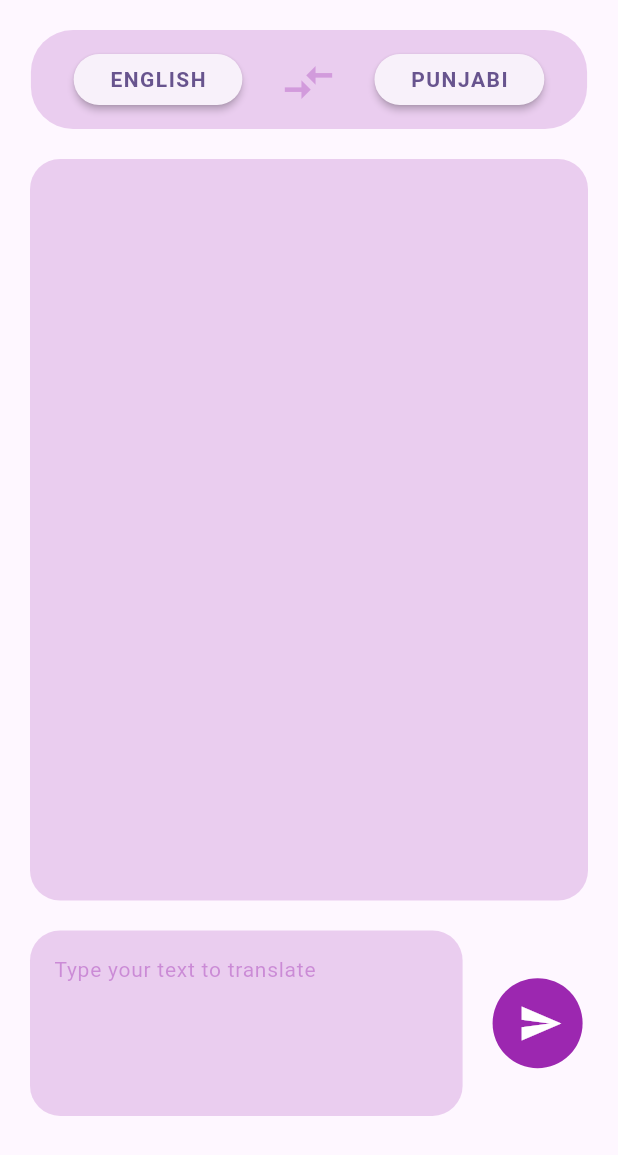
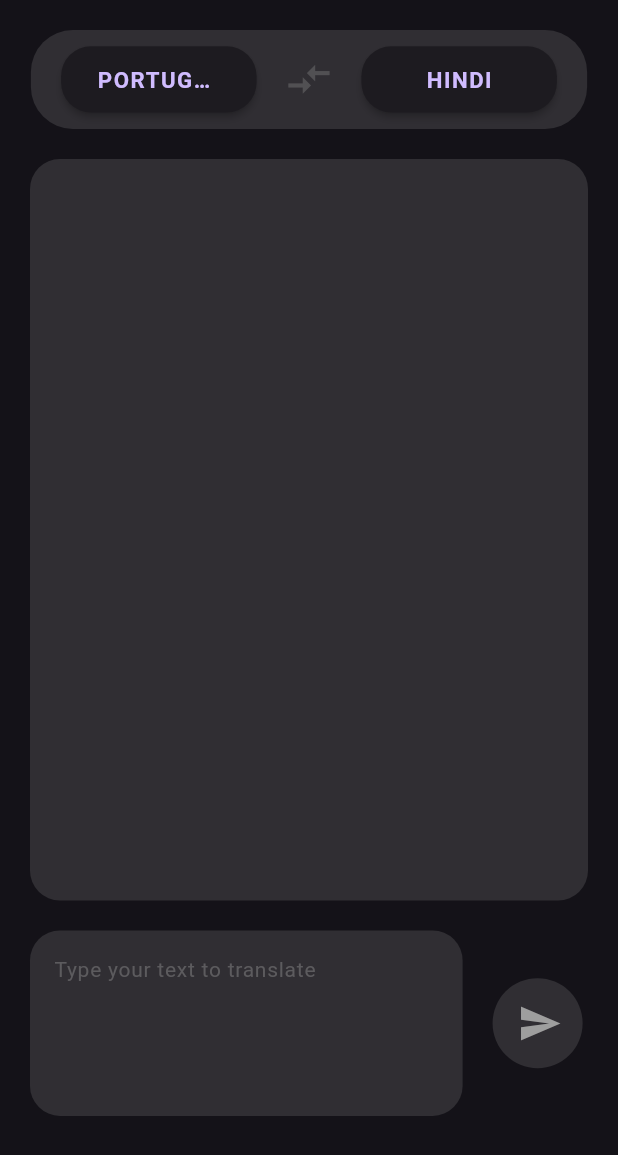
Before and after one commit to rareskin-vr/Polyglot, a Flutter app: the screen it shows after launch, after a tap on the "send" icon, on a phone screen of 412 x 824 dp. Shown: the top 1155 px of the screen. Run offline on Flutter 3.47's test engine with Material 3 defaults, Android fonts, the phone set to English and light mode, and no system bars.

Commit message:
Structure the coded

```diff
--- /dev/null
+++ b/frontend_module/lib/data_model/message_data.dart
@@ -0,0 +1,20 @@
+enum UserType { user, translation }
+
+class MessageData {
+  UserType user;
+  String message;
+
+  MessageData({
+    required this.user,
+    required this.message,
+  });
+
+  String get userLabel {
+    switch (user) {
+      case UserType.user:
+        return 'User Input :';
+      case UserType.translation:
+        return 'Translation :';
+    }
+  }
+}
--- /dev/null
+++ b/frontend_module/lib/data_model/supported_language.dart
@@ -0,0 +1,18 @@
+class Language {
+  final String name; // The language name
+  final String code; // The language code
+
+  Language({
+    required this.name,
+    required this.code,
+  });
+}
+
+final List<Language> supportedLanguages = [
+  Language(name: 'English', code: 'en'),
+  Language(name: 'Spanish', code: 'es'),
+  Language(name: 'French', code: 'fr'),
+  Language(name: 'German', code: 'de'),
+  Language(name: 'Chinese', code: 'zh'),
+  Language(name: 'Hindi', code: 'hi'),
+];
--- /dev/null
+++ b/frontend_module/lib/helper/homepage_widget.dart
@@ -0,0 +1,109 @@
+import 'package:flutter/material.dart';
+import "../data_model/message_data.dart";
+import '../data_model/supported_language.dart';
+
+class MessageHelper {
+  static void showLanguageDialog(BuildContext context,
+      Function(Language) onLanguageSelected, UserType user) {
+    showDialog(
+      context: context,
+      builder: (BuildContext context) {
+        return SimpleDialog(
+          title: Text(
+              user == UserType.user ? 'Select a Language' : 'Translate to :'),
+          children: supportedLanguages.map((language) {
+            return SimpleDialogOption(
+              onPressed: () {
+                onLanguageSelected(language);
+                Navigator.pop(context);
+              },
+              child: Text(language.name),
+            );
+          }).toList(),
+        );
+      },
+    );
+  }
+
+  static Future<String> fetchTranslation(String originalMessage) async {
+    // Simulate a delay and translation result
+    await Future.delayed(const Duration(seconds: 1));
+    return 'Translated message in $originalMessage';
+  }
+
+  // Add user message and handle translation
+  static Future<void> addMessage({
+    required BuildContext context,
+    required TextEditingController controller,
+    required ScrollController scrollController,
+    required List<MessageData> messages,
+    required Function(List<MessageData>, bool) updateState,
+    required List<Language> selectedLanguage,
+  }) async {
+    FocusScope.of(context).unfocus();
+    if (controller.text.isNotEmpty) {
+      String originalMessage = controller.text;
+      MessageData request =
+          MessageData(user: UserType.user, message: controller.text);
+      controller.clear(); // Clear the TextField
+
+      // Lock the UI by marking it as loading
+      messages.add(request);
+      updateState(messages, true);
+
+      // Scroll to the bottom
+      await Future.delayed(const Duration(milliseconds: 100));
+      scrollController.jumpTo(scrollController.position.maxScrollExtent);
+
+      // Simulate the translation process
+      String translatedMessage = await fetchTranslation(originalMessage);
+      MessageData response =
+          MessageData(user: UserType.translation, message: translatedMessage);
+
+      // Update the state with the translated message and unlock UI
+      messages.add(response);
+      updateState(messages, false);
+
+      await Future.delayed(const Duration(milliseconds: 100));
+      scrollController.jumpTo(scrollController.position.maxScrollExtent);
+    }
+  }
+
+  static Widget buildLanguageSelectionButton(
+      BuildContext context,
+      UserType user,
+      Language selectedLanguage,
+      Function(Language) onLanguageSelected) {
+    return ElevatedButton(
+      onPressed: () {
+        MessageHelper.showLanguageDialog(
+          context,
+          (selectedLanguage) {
+            onLanguageSelected(
+                selectedLanguage);
+          },
+          user,
+        );
+      },
+      style: ElevatedButton.styleFrom(
+        shape: RoundedRectangleBorder(
+          borderRadius: BorderRadius.circular(20), // Rounded corners
+        ),
+        elevation: 2,
+      ),
+      child: SizedBox(width:MediaQuery.of(context).size.width *0.2 ,
+        child: Center(
+          child: Text(
+            selectedLanguage.name.toUpperCase(), // Display selected language
+            style: TextStyle(
+              fontWeight: FontWeight.bold,
+              letterSpacing: 1,
+              fontSize: MediaQuery.of(context).size.width *0.036,
+                overflow: TextOverflow.ellipsis
+            ),
+          ),
+        ),
+      ),
+    );
+  }
+}
--- a/frontend_module/lib/homepage/homepage.dart
+++ b/frontend_module/lib/homepage/homepage.dart
@@ -1,4 +1,7 @@
 import 'package:flutter/material.dart';
+import 'package:frontend_module/data_model/supported_language.dart';
+import '../data_model/message_data.dart';
+import '../helper/homepage_widget.dart';
 
 class Homepage extends StatefulWidget {
   const Homepage({super.key});
@@ -7,62 +10,19 @@ class Homepage extends StatefulWidget {
   State<Homepage> createState() => _HomepageState();
 }
 
-class ListData {
-  String user;
-  String message;
+class _HomepageState extends State<Homepage> {
+  final TextEditingController _controller = TextEditingController();
+  List<MessageData> _messages = [];
+  final ScrollController _scrollController = ScrollController();
+  bool _isLoading = false;
+  Language _selectedLanguage = Language(name: 'Portuguese', code: 'en');
+  Language _translationLanguage = Language(name: 'Hindi', code: 'hi');
 
-  ListData({
-    required this.user,
-    required this.message,
+  void _updateState(List<MessageData> messages, bool isLoading) {
+    setState(() {
+      _messages = messages;
+      _isLoading = isLoading;
     });
-}
-
-class _HomepageState extends State<Homepage> {
-  final TextEditingController _controller =
-      TextEditingController(); // Controller for the TextField
-  final List<ListData> _messages = []; // List to hold the messages
-  final ScrollController _scrollController =
-      ScrollController(); // Controller for the ListView
-  bool _isLoading = false; // State variable to track loading status
-
-  // Simulated API call
-  Future<String> _fetchTranslation(String message) async {
-    // Simulate network delay
-    await Future.delayed(const Duration(seconds: 6));
-    return "Translated: $message"; // Simulated API response
-  }
-
-  void translate(String originalMessage) async {
-    // Call the simulated API in a separate call
-    String apiResponse = await _fetchTranslation(originalMessage);
-    ListData response = ListData(user: "Translation: ", message: apiResponse);
-    // Update the list with the API response
-    setState(() {
-      _messages.add(response);
-      _isLoading = false; // Add API response to the list
-    });
-    Future.delayed(const Duration(milliseconds: 100), () {
-      _scrollController.jumpTo(_scrollController.position.maxScrollExtent);
-    });
-  }
-
-  void _addMessage() async {
-    if (_controller.text.isNotEmpty) {
-      String originalMessage = _controller.text; // Store the original message
-      ListData request =
-          ListData(user: "User Input: ", message: originalMessage);
-      _controller.clear(); // Clear the TextField
-
-      setState(() {
-        _messages.add(request);
-        _isLoading = true; // Lock the send button
-      });
-      // Scroll to the bottom of the list
-      Future.delayed(const Duration(milliseconds: 100), () {
-        _scrollController.jumpTo(_scrollController.position.maxScrollExtent);
-      });
-      translate(originalMessage);
-    }
   }
 
   @override
@@ -87,52 +47,35 @@ class _HomepageState extends State<Homepage> {
                     height: MediaQuery.of(context).size.height * 0.08,
                     padding: const EdgeInsets.all(8),
                     decoration: BoxDecoration(
-                        color: Colors.purple.withOpacity(0.2),
+                        color: Colors.grey.withOpacity(0.2),
                         borderRadius:
                             const BorderRadius.all(Radius.circular(28))),
                     child: Padding(
-                      padding: const EdgeInsets.all(8.0),
+                      padding: EdgeInsets.all(MediaQuery.of(context).size.width * 0.007),
                       child: Row(
                         mainAxisSize: MainAxisSize.max,
                         mainAxisAlignment: MainAxisAlignment.spaceAround,
                         children: [
-                          ElevatedButton(
-                            onPressed: () {},
-                            style: ElevatedButton.styleFrom(
-                              shape: RoundedRectangleBorder(
-                                borderRadius: BorderRadius.circular(
-                                    20), // Rounded corners
-                              ),
-                              elevation: 2,
-                            ),
-                            child: const Text(
-                              "ENGLISH",
-                              style: TextStyle(
-                                  fontWeight: FontWeight.bold,
-                                  letterSpacing: 1),
-                            ),
-                          ),
+                          MessageHelper.buildLanguageSelectionButton(
+                              context, UserType.user, _selectedLanguage,
+                              (language) {
+                            setState(() {
+                              _selectedLanguage = language;
+                            });
+                          }),
                           Icon(
                             Icons.compare_arrows,
-                            size: 38,
-                            color: Colors.purple.withOpacity(0.3),
+                            size:  MediaQuery.of(context).size.height *0.04 ,
+                            color: Colors.grey.withOpacity(0.3),
                           ),
-                          ElevatedButton(
-                            onPressed: () {},
-                            style: ElevatedButton.styleFrom(
-                              shape: RoundedRectangleBorder(
-                                borderRadius: BorderRadius.circular(
-                                    20), // Rounded corners
-                              ),
-                              elevation: 2,
-                            ),
-                            child: const Text(
-                              "PUNJABI",
-                              style: TextStyle(
-                                  fontWeight: FontWeight.bold,
-                                  letterSpacing: 1),
-                            ),
-                          ),
+                          MessageHelper.buildLanguageSelectionButton(
+                              context,
+                              UserType.translation,
+                              _translationLanguage, (language) {
+                            setState(() {
+                              _translationLanguage = language;
+                            });
+                          }),
                         ],
                       ),
                     ),
@@ -146,7 +89,7 @@ class _HomepageState extends State<Homepage> {
                       height: MediaQuery.of(context).size.height * 0.6,
                       margin: const EdgeInsets.fromLTRB(20, 20, 20, 0),
                       decoration: BoxDecoration(
-                          color: Colors.purple.withOpacity(0.2),
+                          color: Colors.grey.withOpacity(0.2),
                           borderRadius: BorderRadius.circular(20)),
                       child: ListView.builder(
                         controller:
@@ -156,11 +99,12 @@ class _HomepageState extends State<Homepage> {
                           return Padding(
                             padding: const EdgeInsets.fromLTRB(8.0, 0, 8, 0),
                             child: Column(
+                              crossAxisAlignment: CrossAxisAlignment.start,
                               children: [
                                 Container(
                                   decoration: BoxDecoration(
                                     borderRadius: BorderRadius.circular(10),
-                                    color: Colors.purple.withOpacity(0.3),
+                                    color: Colors.grey.withOpacity(0.3),
                                   ),
                                   child: Padding(
                                     padding:
@@ -170,11 +114,11 @@ class _HomepageState extends State<Homepage> {
                                           CrossAxisAlignment.start,
                                       children: [
                                         Text(
-                                          _messages[index].user,
+                                          _messages[index].userLabel,
                                           style: const TextStyle(
                                               fontSize: 12,
                                               letterSpacing: 1,
-                                              color: Colors.purple
+                                              color: Colors.grey
                                               // Label text color
                                               ),
                                         ),
@@ -190,20 +134,30 @@ class _HomepageState extends State<Homepage> {
                         },
                       ),
                     ),
-                    Row(
-                      children: [
+                    Row(children: [
                       Container(
                         height: MediaQuery.of(context).size.height *
                             0.15, // Increased height for long paragraphs
                         width: MediaQuery.of(context).size.width * 0.7,
                         margin: const EdgeInsets.all(20),
                         decoration: BoxDecoration(
-                            color: Colors.purple.withOpacity(0.2),
+                          color: Colors.grey.withOpacity(0.2),
                           borderRadius: BorderRadius.circular(20),
                         ),
                         child: TextField(
                           controller: _controller, // Attach the controller
-                            onSubmitted: (value) => _addMessage(),
+                          onSubmitted: (value) {
+                            MessageHelper.addMessage(
+                                context: context,
+                                controller: _controller,
+                                scrollController: _scrollController,
+                                messages: _messages,
+                                updateState: _updateState,
+                                selectedLanguage: [
+                                  _selectedLanguage,
+                                  _translationLanguage
+                                ]);
+                          },
                           style: const TextStyle(fontSize: 14),
                           maxLines:
                               null, // Allows the TextField to expand for multiple lines
@@ -213,7 +167,7 @@ class _HomepageState extends State<Homepage> {
                             hintText: "Type your text to translate",
                             hintStyle: TextStyle(
                               fontSize: 14,
-                                color: Colors.purple
+                              color: Colors.grey
                                   .withOpacity(0.4), // Label text color
                             ),
                             border: InputBorder
@@ -228,24 +182,37 @@ class _HomepageState extends State<Homepage> {
                         height: 70,
                         decoration: BoxDecoration(
                           shape: BoxShape.circle, // Circular shape
-                            color: _isLoading
-                                ? Colors.purple.withOpacity(0.5)
-                                : Colors.purple, // Background color
+                          color:
+                              Colors.grey.withOpacity(0.2), // Background color
                         ),
-                          child: Padding(
-                            padding: const EdgeInsets.fromLTRB(4, 0, 0, 0),
+                        child: _isLoading
+                            ? const Center(
+                                child:
+                                    CircularProgressIndicator(strokeWidth: 2))
+                            : Padding(
+                                padding: const EdgeInsets.fromLTRB(3, 0, 0, 0),
                                 child: IconButton(
                                   iconSize: 30, // Increase the icon size
-                              onPressed: _isLoading ? null : _addMessage,
+                                  onPressed: () {
+                                    MessageHelper.addMessage(
+                                        context: context,
+                                        controller: _controller,
+                                        scrollController: _scrollController,
+                                        messages: _messages,
+                                        updateState: _updateState,
+                                        selectedLanguage: [
+                                          _selectedLanguage,
+                                          _translationLanguage
+                                        ]);
+                                  },
                                   icon: const Icon(
                                     Icons.send,
-                                color: Colors.white,
-                              ), // Icon with color
+                                    color: Colors.grey,
+                                  ),
                                 ),
                               ),
                       )
-                      ],
-                    )
+                    ])
                   ],
                 )
               ],
--- a/frontend_module/lib/main.dart
+++ b/frontend_module/lib/main.dart
@@ -11,13 +11,19 @@ class MyApp extends StatelessWidget {
   @override
   Widget build(BuildContext context) {
     return MaterialApp(
-      title: 'Polyglot',
-      debugShowCheckedModeBanner: false,
-      theme: ThemeData(
-        colorScheme: ColorScheme.fromSeed(seedColor: Colors.deepPurple),
-        useMaterial3: true,
-      ),
-      home: const Homepage()
-    );
+        title: 'Polyglot',
+        debugShowCheckedModeBanner: false,
+        theme: ThemeData(
+          brightness: Brightness.light,
+          primarySwatch: Colors.blue,
+        ),
+        darkTheme: ThemeData(
+          brightness: Brightness.dark,
+          primarySwatch: Colors.blue,
+        ),
+        themeMode: ThemeMode
+            .dark, // You can also use ThemeMode.system to follow the system setting
+
+        home: const Homepage());
   }
 }
```
Lines whose indentation alone changed are shown as unchanged.
